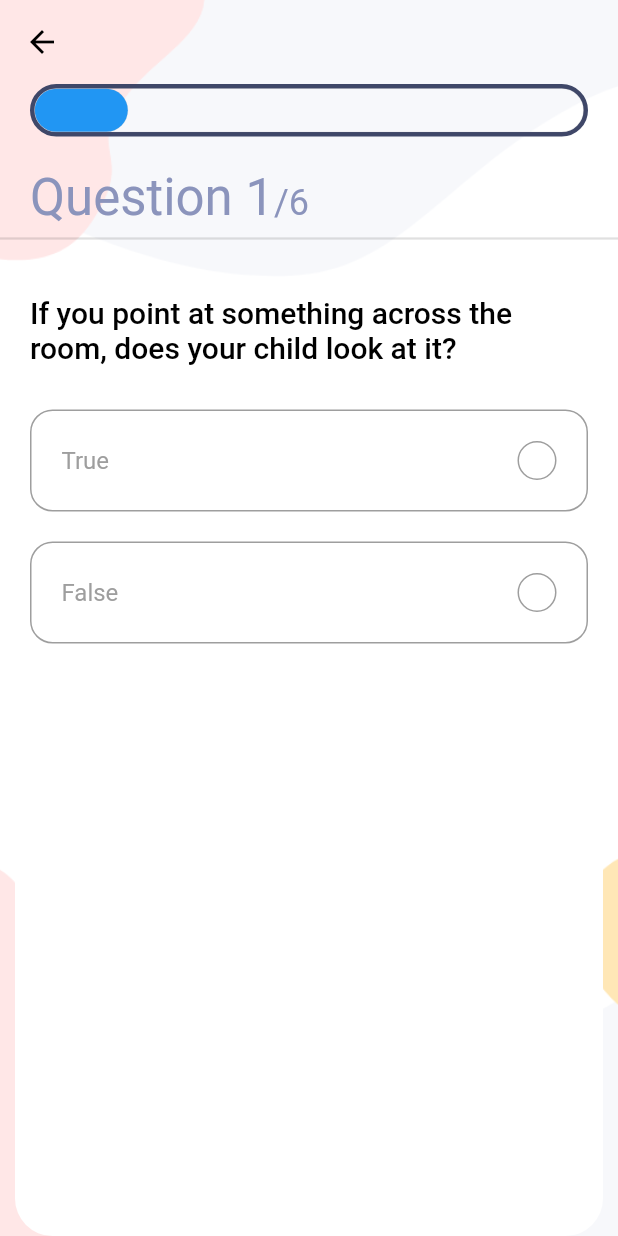
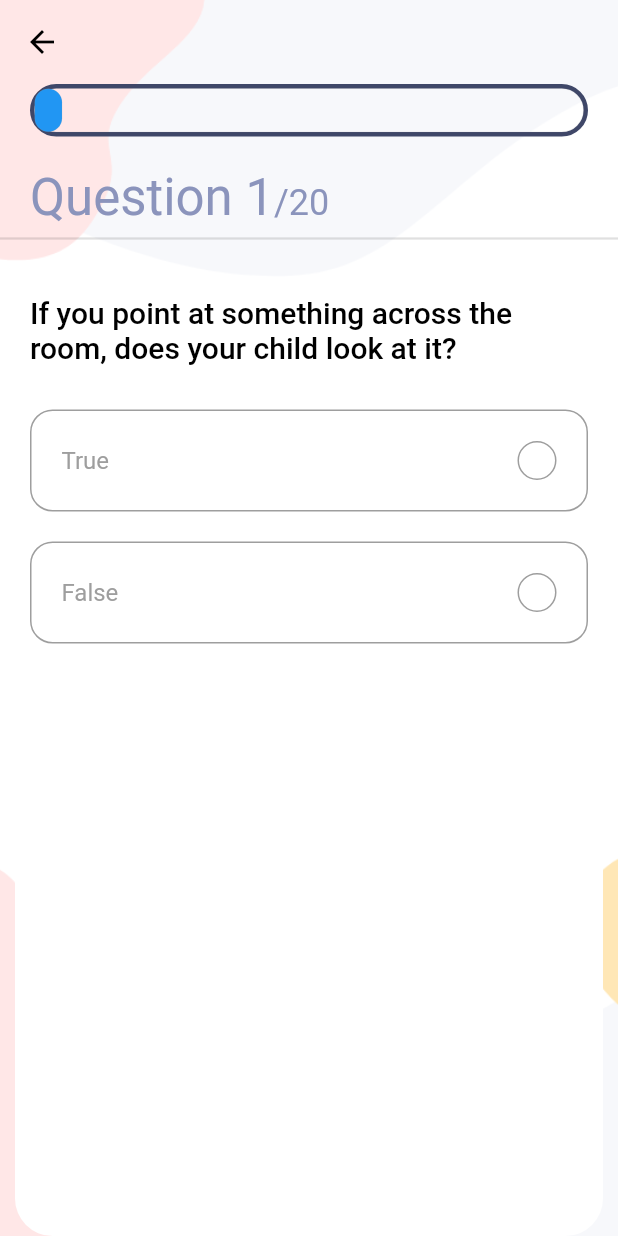
Before and after one commit to paulinagzd/detectas, a Flutter app: the QuizPage screen opened directly, on a phone screen of 412 x 824 dp. Run offline on Flutter 3.47's test engine with Material 2 defaults, Android fonts, the phone set to English and light mode, and no system bars; drawn by our look-alikes of flutter_animation_progress_bar; our stand-ins replace font_awesome_flutter, geolocator, get, google_maps_flutter, image_picker, progress_dialog; missing offline and left inert: after_init.

Commit message:
minor changes

```diff
--- a/lib/components/progress.dart
+++ b/lib/components/progress.dart
@@ -29,7 +29,7 @@ class ProgressBar extends StatelessWidget {
                   direction: Axis.horizontal,
                   maxValue: 100,
                   currentValue:
-                      (controller.questionNumber.value * 100 / 6).round(),
+                      (controller.questionNumber.value * 100 / controller.questions.length).round(),
                   progressColor: Colors.blue,
                   border: Border.all(
                     color: Colors.grey,
--- a/lib/constants/questions.dart
+++ b/lib/constants/questions.dart
@@ -42,60 +42,74 @@ const List m_chat_questions = [
         "Does your child point with one finger to ask for something or to get help?",
     "options": answers,
   },
-  // {
-  //   "id": 6,
-  //   "question": "If you point at something across the room, does your child look at it?",
-  // },
-  // {
-  //   "id": 7,
-  //   "question": "If you point at something across the room, does your child look at it?",
-  // },
-  // {
-  //   "id": 8,
-  //   "question": "If you point at something across the room, does your child look at it?",
-  // },
-  // {
-  //   "id": 9,
-  //   "question": "If you point at something across the room, does your child look at it?",
-  // },
-  // {
-  //   "id": 10,
-  //   "question": "If you point at something across the room, does your child look at it?",
-  // },
-  // {
-  //   "id": 11,
-  //   "question": "If you point at something across the room, does your child look at it?",
-  // },
-  // {
-  //   "id": 12,
-  //   "question": "If you point at something across the room, does your child look at it?",
-  // },
-  // {
-  //   "id": 13,
-  //   "question": "If you point at something across the room, does your child look at it?",
-  // },
-  // {
-  //   "id": 14,
-  //   "question": "If you point at something across the room, does your child look at it?",
-  // },
-  // {
-  //   "id": 15,
-  //   "question": "If you point at something across the room, does your child look at it?",
-  // },
-  // {
-  //   "id": 16,
-  //   "question": "If you point at something across the room, does your child look at it?",
-  // },
-  // {
-  //   "id": 17,
-  //   "question": "If you point at something across the room, does your child look at it?",
-  // },
-  // {
-  //   "id": 18,
-  //   "question": "If you point at something across the room, does your child look at it?",
-  // },
-  // {
-  //   "id": 19,
-  //   "question": "If you point at something across the room, does your child look at it?",
-  // },
+   {
+     "id": 6,
+     "question": "If you point at something across the room, does your child look at it?",
+     "options": answers,
+   },
+   {
+     "id": 7,
+     "question": "If you point at something across the room, does your child look at it?",
+     "options": answers,
+   },
+   {
+     "id": 8,
+     "question": "If you point at something across the room, does your child look at it?",
+     "options": answers,
+   },
+   {
+     "id": 9,
+     "question": "If you point at something across the room, does your child look at it?",
+     "options": answers,
+   },
+   {
+     "id": 10,
+     "question": "If you point at something across the room, does your child look at it?",
+     "options": answers,
+   },
+   {
+     "id": 11,
+     "question": "If you point at something across the room, does your child look at it?",
+     "options": answers,
+   },
+   {
+     "id": 12,
+     "question": "If you point at something across the room, does your child look at it?",
+     "options": answers,
+   },
+   {
+     "id": 13,
+     "question": "If you point at something across the room, does your child look at it?",
+     "options": answers,
+   },
+   {
+     "id": 14,
+     "question": "If you point at something across the room, does your child look at it?",
+     "options": answers,
+   },
+   {
+     "id": 15,
+     "question": "If you point at something across the room, does your child look at it?",
+     "options": answers,
+   },
+   {
+     "id": 16,
+     "question": "If you point at something across the room, does your child look at it?",
+     "options": answers,
+   },
+   {
+     "id": 17,
+     "question": "If you point at something across the room, does your child look at it?",
+     "options": answers,
+   },
+   {
+     "id": 18,
+     "question": "If you point at something across the room, does your child look at it?",
+     "options": answers,
+   },
+   {
+     "id": 19,
+     "question": "If you point at something across the room, does your child look at it?",
+     "options": answers,
+   },
 ];
--- a/lib/screens/nextInstructions.dart
+++ b/lib/screens/nextInstructions.dart
@@ -12,6 +12,7 @@ class NextStepsPage extends StatelessWidget {
       child: Padding(
         padding: EdgeInsets.all(16.0),
         child: Container(
+          height: 200,
           alignment: Alignment.center,
           child: new Image.asset('assets/images/selfie.png'),
         ),
@@ -71,9 +72,8 @@ class NextStepsPage extends StatelessWidget {
 
     final body = Container(
       width: MediaQuery.of(context).size.width,
-      padding: EdgeInsets.all(12.0),
-      child: Column(
-        mainAxisAlignment: MainAxisAlignment.center,
+      padding: EdgeInsets.all(0.0),
+      child: ListView(
         children: <Widget>[circle, welcome, description, buttonRow],
       ),
     );
--- a/pubspec.yaml
+++ b/pubspec.yaml
@@ -29,7 +29,7 @@ dependencies:
     sdk: flutter
   font_awesome_flutter: ^8.5.0
   http: ^0.12.2
-  image_picker:
+  image_picker: ^0.6.7+22
   http_parser: ^3.1.4
   progress_dialog: ^1.2.0
 
```
Also changed, not shown: lib/screens/about.dart (+10 -9 lines), lib/screens/cameraScreen.dart (+16 -5 lines).
